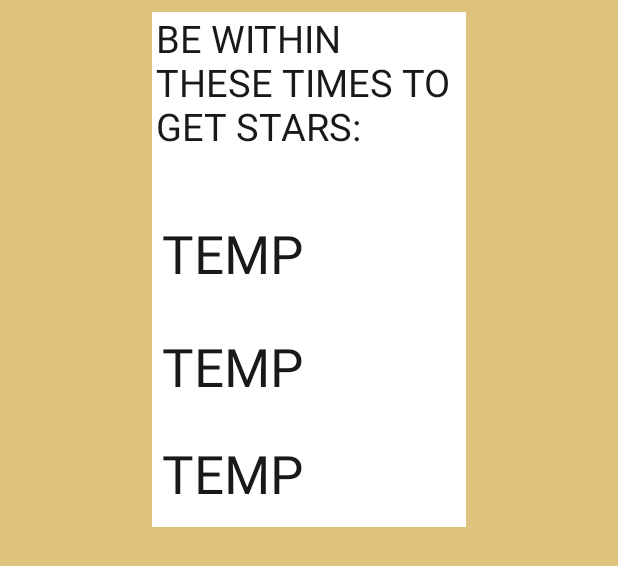
After one commit to jona523c/YoBallin, an Android app: the layout game_dialog.xml on its own in the app's theme, with its tools: preview values and no code run, on a phone screen of 412 x 824 dp. The commit adds this screen. Shown: the top 566 px of the screen. Run offline under Robolectric (Android 15) with nearby library versions, the phone set to English and light mode, and no system bars.

Commit message:
Added barebone GameDialog.

```diff
--- a/app/src/main/java/standard/ballin/Game.java
+++ b/app/src/main/java/standard/ballin/Game.java
@@ -38,7 +38,6 @@ public class Game extends ConstraintLayout implements SensorEventListener {
     private long start;
     private long before;
     private long now = System.currentTimeMillis();
-    private Context globalContext;
 
     /**
      * Initialize a game object, which contains the level that is selected.
@@ -47,7 +46,6 @@ public class Game extends ConstraintLayout implements SensorEventListener {
      */
     public Game(Context context, LevelStrategy levelStrategy) {
         super(context);
-        globalContext = context;
         this.levelStrategy = levelStrategy;
         sensorManager = (SensorManager) context.getSystemService(SENSOR_SERVICE);
         accelerometer = sensorManager.getDefaultSensor(Sensor.TYPE_ACCELEROMETER);
@@ -68,6 +66,10 @@ public class Game extends ConstraintLayout implements SensorEventListener {
         addView(ball, new ViewGroup.LayoutParams(ballWidth, ballHeight));
 
         initializeDrawings();
+
+        //TODO: PAUSE GAME AND RUN GAMEDIALOG
+        gameDialog();
+        stopGame();
     }
 
     /**
@@ -129,7 +131,6 @@ public class Game extends ConstraintLayout implements SensorEventListener {
         finishline.setBackgroundColor(Color.GREEN);
         LayoutParams layoutFinishline = new LayoutParams(LayoutParams.MATCH_PARENT, (int) TypedValue.applyDimension(TypedValue.COMPLEX_UNIT_DIP, 35, getResources().getDisplayMetrics()));
         finishline.setLayoutParams(layoutFinishline);
-
 
         this.addView(header,0);
         this.addView(restart,1);
@@ -194,6 +195,10 @@ public class Game extends ConstraintLayout implements SensorEventListener {
         ((GameActivity) getContext()).finishDialog();
     }
 
+    private void gameDialog() {
+        ((GameActivity) getContext()).gameDialog();
+    }
+
     /**
      * Gets the balls X position.
      * @return returns balls X position
@@ -241,14 +246,14 @@ public class Game extends ConstraintLayout implements SensorEventListener {
         canvas.drawRect(rectWall, paintWall);
 
         if(rect.contains((int) ball.getTranslationX(), (int) ball.getTranslationY())) {
-            SoundPlayer.playSound(globalContext, SoundPlayer.VICTORY);
+            SoundPlayer.playSound(getContext(), SoundPlayer.VICTORY);
             stopGame();
             finishDialog();
             return;
             //TODO: Hvorfor returneres der?
         }
         if(intersects(ball, rectWall)) {
-            SoundPlayer.playSound(globalContext, SoundPlayer.DEFEAT);
+            SoundPlayer.playSound(getContext(), SoundPlayer.DEFEAT);
             stopGame();
             defeatDialog();
         }
--- a/app/src/main/java/standard/ballin/GameActivity.java
+++ b/app/src/main/java/standard/ballin/GameActivity.java
@@ -95,6 +95,11 @@ public class GameActivity extends FragmentActivity {
         defeat.showDialog(this);
     }
 
+    public void gameDialog() {
+        GameDialog game = new GameDialog(1, 2, 3);
+        game.showDialog(this);
+    }
+
     @Override
     protected void onDestroy() {
         super.onDestroy();
--- /dev/null
+++ b/app/src/main/java/standard/ballin/GameDialog.java
@@ -0,0 +1,47 @@
+package standard.ballin;
+
+import android.app.*;
+import android.content.DialogInterface;
+import android.view.*;
+import android.widget.*;
+
+/**
+ * Dialog class for the victory.
+ * @author Jonas Madsen
+ */
+public class GameDialog {
+    private int oneStar, twoStar, threeStar;
+
+    public GameDialog(int oneStar, int twoStar, int threeStar) {
+        this.oneStar = oneStar;
+        this.twoStar = twoStar;
+        this.threeStar = threeStar;
+    }
+
+    /**
+     * Called to create and show the dialog
+     * @param activity activity calling the dialog
+     */
+    public void showDialog(final Activity activity){
+        final Dialog dialog = new Dialog(activity);
+        dialog.requestWindowFeature(Window.FEATURE_NO_TITLE);
+        dialog.setContentView(R.layout.game_dialog);
+
+        TextView oneStarText = (TextView) dialog.findViewById(R.id.oneStar);
+        oneStarText.setText(oneStar+":00");
+
+        TextView twoStarText = (TextView) dialog.findViewById(R.id.twoStar);
+        twoStarText.setText(twoStar+":00");
+
+        TextView threeStarText = (TextView) dialog.findViewById(R.id.threeStar);
+        threeStarText.setText(threeStar+":00");
+
+        dialog.show();
+        dialog.setOnDismissListener(new DialogInterface.OnDismissListener() {
+            @Override
+            public void onDismiss(DialogInterface dialog) {
+                GameActivity.getGame().startGame();
+            }
+        });
+    }
+}
--- /dev/null
+++ b/app/src/main/res/layout/game_dialog.xml
@@ -0,0 +1,86 @@
+<?xml version="1.0" encoding="utf-8"?>
+<android.support.constraint.ConstraintLayout
+    xmlns:android="http://schemas.android.com/apk/res/android"
+    xmlns:app="http://schemas.android.com/apk/res-auto"
+    xmlns:tools="http://schemas.android.com/tools"
+    android:layout_width="match_parent"
+    android:layout_height="match_parent">
+
+    <ImageView
+        android:id="@+id/a"
+        android:layout_width="209dp"
+        android:layout_height="343dp"
+        android:layout_marginStart="8dp"
+        android:layout_marginTop="8dp"
+        android:layout_marginEnd="8dp"
+        android:background="@color/white"
+        android:gravity="center"
+        android:scaleType="fitCenter"
+        app:layout_constraintEnd_toEndOf="parent"
+        app:layout_constraintStart_toStartOf="parent"
+        app:layout_constraintTop_toTopOf="parent" />
+
+    <TextView
+        android:id="@+id/textStar"
+        android:layout_width="204dp"
+        android:layout_height="89dp"
+        android:layout_marginStart="8dp"
+        android:layout_marginTop="8dp"
+        android:layout_marginEnd="8dp"
+        android:text="BE WITHIN THESE TIMES TO GET STARS:"
+        android:textAllCaps="true"
+        android:textColor="@color/dark_grey"
+        android:textSize="@dimen/font_small"
+        app:layout_constraintEnd_toEndOf="parent"
+        app:layout_constraintStart_toStartOf="parent"
+        app:layout_constraintTop_toTopOf="parent" />
+
+    <TextView
+        android:id="@+id/oneStar"
+        android:layout_width="wrap_content"
+        android:layout_height="wrap_content"
+        android:layout_marginStart="8dp"
+        android:layout_marginTop="48dp"
+        android:layout_marginEnd="8dp"
+        android:text="temp"
+        android:textAllCaps="true"
+        android:textColor="@color/dark_grey"
+        android:textSize="@dimen/font_big"
+        app:layout_constraintEnd_toEndOf="parent"
+        app:layout_constraintHorizontal_bias="0.332"
+        app:layout_constraintStart_toStartOf="parent"
+        app:layout_constraintTop_toBottomOf="@+id/textStar" />
+
+    <TextView
+        android:id="@+id/twoStar"
+        android:layout_width="wrap_content"
+        android:layout_height="wrap_content"
+        android:layout_marginStart="8dp"
+        android:layout_marginTop="28dp"
+        android:layout_marginEnd="8dp"
+        android:text="temp"
+        android:textAllCaps="true"
+        android:textColor="@color/dark_grey"
+        android:textSize="@dimen/font_big"
+        app:layout_constraintEnd_toEndOf="parent"
+        app:layout_constraintHorizontal_bias="0.332"
+        app:layout_constraintStart_toStartOf="parent"
+        app:layout_constraintTop_toBottomOf="@+id/oneStar" />
+
+    <TextView
+        android:id="@+id/threeStar"
+        android:layout_width="wrap_content"
+        android:layout_height="wrap_content"
+        android:layout_marginStart="8dp"
+        android:layout_marginTop="24dp"
+        android:layout_marginEnd="8dp"
+        android:text="temp"
+        android:textAllCaps="true"
+        android:textColor="@color/dark_grey"
+        android:textSize="@dimen/font_big"
+        app:layout_constraintEnd_toEndOf="parent"
+        app:layout_constraintHorizontal_bias="0.332"
+        app:layout_constraintStart_toStartOf="parent"
+        app:layout_constraintTop_toBottomOf="@+id/twoStar" />
+
+</android.support.constraint.ConstraintLayout>
```
